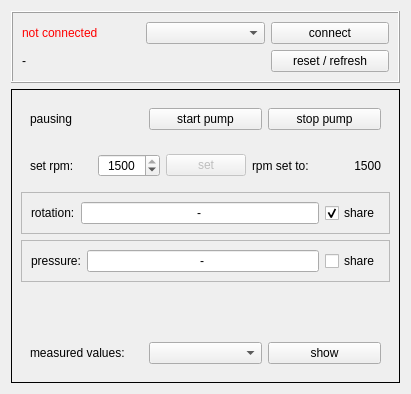
This is tsh071window.ui in bchjoerni/mlab as Qt 5 draws it before an edit. The edited form follows.
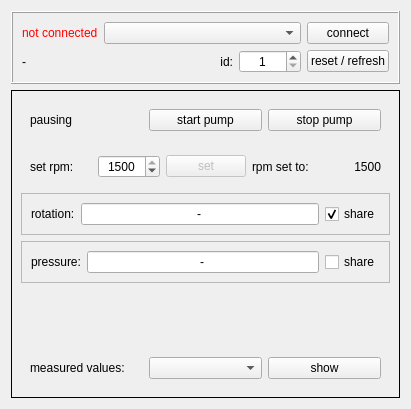
This is the edited form.

Commit message: ui char both ways, repeating and loop implemented, fav ports selected, ui char window add button added

```diff
--- a/tsh071window.ui
+++ b/tsh071window.ui
@@ -7,7 +7,7 @@
     <x>0</x>
     <y>0</y>
     <width>411</width>
-    <height>394</height>
+    <height>409</height>
    </rect>
   </property>
   <property name="windowTitle">
@@ -33,23 +33,16 @@
         </property>
        </widget>
       </item>
-      <item row="0" column="1">
+      <item row="0" column="1" colspan="3">
        <widget class="QComboBox" name="cob_ports"/>
       </item>
-      <item row="0" column="2">
+      <item row="0" column="4">
        <widget class="QPushButton" name="btn_connect">
         <property name="text">
          <string>connect</string>
         </property>
        </widget>
       </item>
-      <item row="1" column="2">
-       <widget class="QPushButton" name="btn_resetInfo">
-        <property name="text">
-         <string>reset / refresh</string>
-        </property>
-       </widget>
-      </item>
       <item row="1" column="0" colspan="2">
        <widget class="QLabel" name="lbl_info">
         <property name="text">
@@ -57,6 +50,36 @@
         </property>
        </widget>
       </item>
+      <item row="1" column="2">
+       <widget class="QLabel" name="lbl_id_lbl">
+        <property name="text">
+         <string>id:</string>
+        </property>
+        <property name="alignment">
+         <set>Qt::AlignRight|Qt::AlignTrailing|Qt::AlignVCenter</set>
+        </property>
+       </widget>
+      </item>
+      <item row="1" column="3">
+       <widget class="QSpinBox" name="spb_id">
+        <property name="alignment">
+         <set>Qt::AlignCenter</set>
+        </property>
+        <property name="minimum">
+         <number>1</number>
+        </property>
+        <property name="maximum">
+         <number>128</number>
+        </property>
+       </widget>
+      </item>
+      <item row="1" column="4">
+       <widget class="QPushButton" name="btn_resetInfo">
+        <property name="text">
+         <string>reset / refresh</string>
+        </property>
+       </widget>
+      </item>
      </layout>
     </widget>
    </item>
```
The commit also changes 21 other files.
